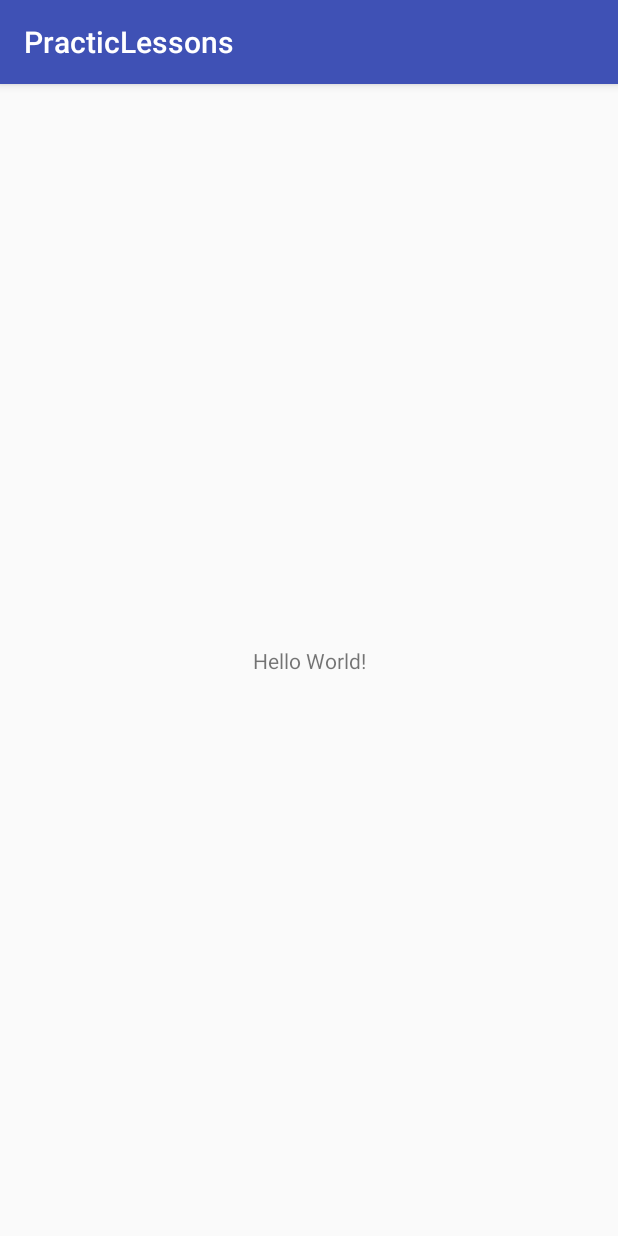
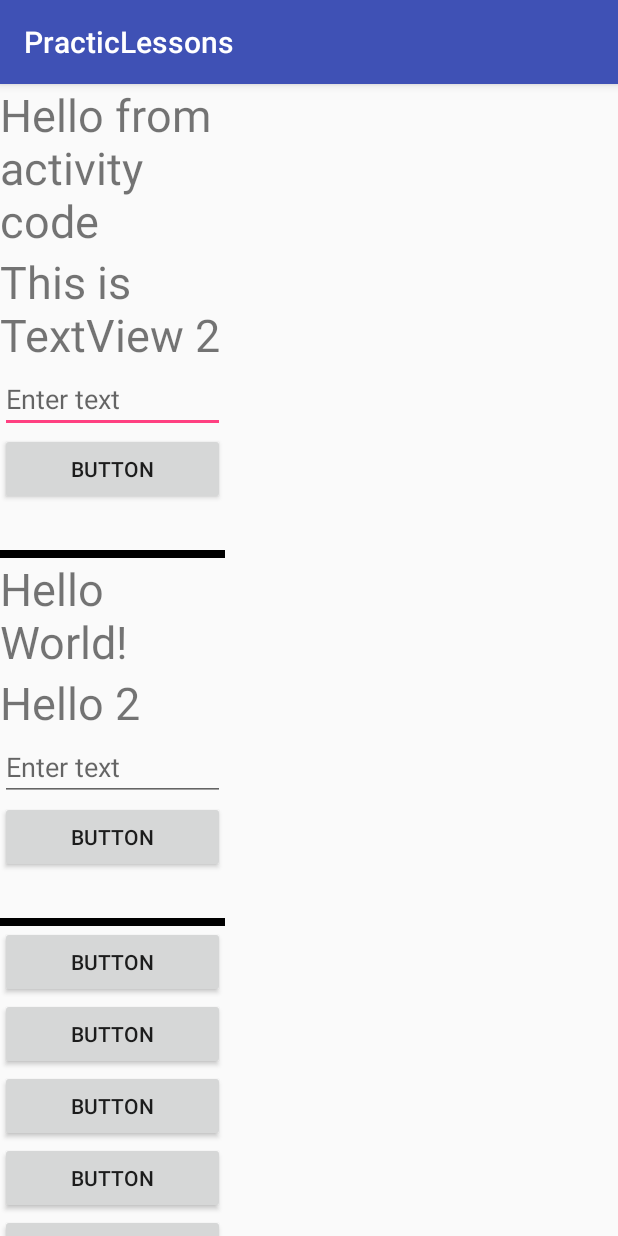
Before and after one commit to geektech-android/Lessons, an Android app: the screen it shows after launch (MainActivity), on a phone screen of 412 x 824 dp. Run offline under Robolectric (Android 15) with nearby library versions, the light colour scheme and no system bars.

Commit message:
Android2.Lesson2 Class work

```diff
--- a/app/src/main/java/com/akai/geektech/practiclessons/MainActivity.java
+++ b/app/src/main/java/com/akai/geektech/practiclessons/MainActivity.java
@@ -2,12 +2,32 @@ package com.akai.geektech.practiclessons;
 
 import android.support.v7.app.AppCompatActivity;
 import android.os.Bundle;
+import android.view.View;
+import android.widget.Button;
+import android.widget.EditText;
+import android.widget.TextView;
 
 public class MainActivity extends AppCompatActivity {
+    private TextView textView1, textView2;
+    private EditText editText;
+//    private Button button;
 
     @Override
     protected void onCreate(Bundle savedInstanceState) {
         super.onCreate(savedInstanceState);
         setContentView(R.layout.activity_main);
+
+        textView1 = findViewById(R.id.hello1);
+        textView2 = findViewById(R.id.hello2);
+        editText = findViewById(R.id.edit1);
+//        button = findViewById(R.id.button1);
+
+        textView1.setText("Hello from activity code");
+        textView2.setText("This is TextView 2");
+    }
+
+    public void onClick(View view) {
+        String text = editText.getText().toString();
+        textView1.setText(text);
     }
 }
--- a/app/src/main/res/layout/activity_main.xml
+++ b/app/src/main/res/layout/activity_main.xml
@@ -1,18 +1,123 @@
 <?xml version="1.0" encoding="utf-8"?>
-<android.support.constraint.ConstraintLayout xmlns:android="http://schemas.android.com/apk/res/android"
+<LinearLayout xmlns:android="http://schemas.android.com/apk/res/android"
     xmlns:app="http://schemas.android.com/apk/res-auto"
     xmlns:tools="http://schemas.android.com/tools"
-    android:layout_width="match_parent"
+    android:layout_width="150dp"
     android:layout_height="match_parent"
+    android:orientation="vertical"
     tools:context=".MainActivity">
 
-    <TextView
-        android:layout_width="wrap_content"
-        android:layout_height="wrap_content"
-        android:text="Hello World!"
-        app:layout_constraintBottom_toBottomOf="parent"
-        app:layout_constraintLeft_toLeftOf="parent"
-        app:layout_constraintRight_toRightOf="parent"
-        app:layout_constraintTop_toTopOf="parent" />
+    <ScrollView
+        android:layout_width="match_parent"
+        android:layout_height="match_parent">
 
-</android.support.constraint.ConstraintLayout>
+        <LinearLayout
+            android:layout_width="match_parent"
+            android:layout_height="match_parent"
+            android:orientation="vertical">
+
+            <TextView
+                android:id="@+id/hello1"
+                android:layout_width="wrap_content"
+                android:layout_height="wrap_content"
+                android:textSize="30sp"
+                android:text="Hello World!" />
+
+            <TextView
+                android:id="@+id/hello2"
+                android:layout_width="wrap_content"
+                android:layout_height="wrap_content"
+                android:textSize="30sp"
+                android:text="Hello 2"/>
+
+            <EditText
+                android:id="@+id/edit1"
+                android:layout_width="match_parent"
+                android:layout_height="wrap_content"
+                android:hint="Enter text"/>
+
+            <Button
+                android:id="@+id/button1"
+                android:layout_width="match_parent"
+                android:layout_height="wrap_content"
+                android:onClick="onClick"
+                android:text="Button"/>
+
+            <View
+                android:layout_width="match_parent"
+                android:layout_height="5dp"
+                android:layout_marginTop="30dp"
+                android:background="#000" />
+
+            <TextView
+                android:layout_width="wrap_content"
+                android:layout_height="wrap_content"
+                android:textSize="30sp"
+                android:text="Hello World!" />
+
+            <TextView
+                android:layout_width="wrap_content"
+                android:layout_height="wrap_content"
+                android:textSize="30sp"
+                android:text="Hello 2"/>
+
+            <EditText
+                android:layout_width="match_parent"
+                android:layout_height="wrap_content"
+                android:hint="Enter text"/>
+
+            <Button
+                android:layout_width="match_parent"
+                android:layout_height="wrap_content"
+                android:onClick="onClick"
+                android:text="Button"/>
+
+            <View
+                android:layout_width="match_parent"
+                android:layout_height="5dp"
+                android:layout_marginTop="30dp"
+                android:background="#000" />
+
+            <Button
+                android:layout_width="match_parent"
+                android:layout_height="wrap_content"
+                android:onClick="onClick"
+                android:text="Button"/>
+
+
+            <Button
+                android:layout_width="match_parent"
+                android:layout_height="wrap_content"
+                android:onClick="onClick"
+                android:text="Button"/>
+
+
+            <Button
+                android:layout_width="match_parent"
+                android:layout_height="wrap_content"
+                android:onClick="onClick"
+                android:text="Button"/>
+
+            <Button
+                android:layout_width="match_parent"
+                android:layout_height="wrap_content"
+                android:onClick="onClick"
+                android:text="Button"/>
+
+            <Button
+                android:layout_width="match_parent"
+                android:layout_height="wrap_content"
+                android:onClick="onClick"
+                android:text="Button"/>
+
+            <Button
+                android:layout_width="match_parent"
+                android:layout_height="wrap_content"
+                android:onClick="onClick"
+                android:text="Button"/>
+
+        </LinearLayout>
+    </ScrollView>
+
+
+</LinearLayout>
```
